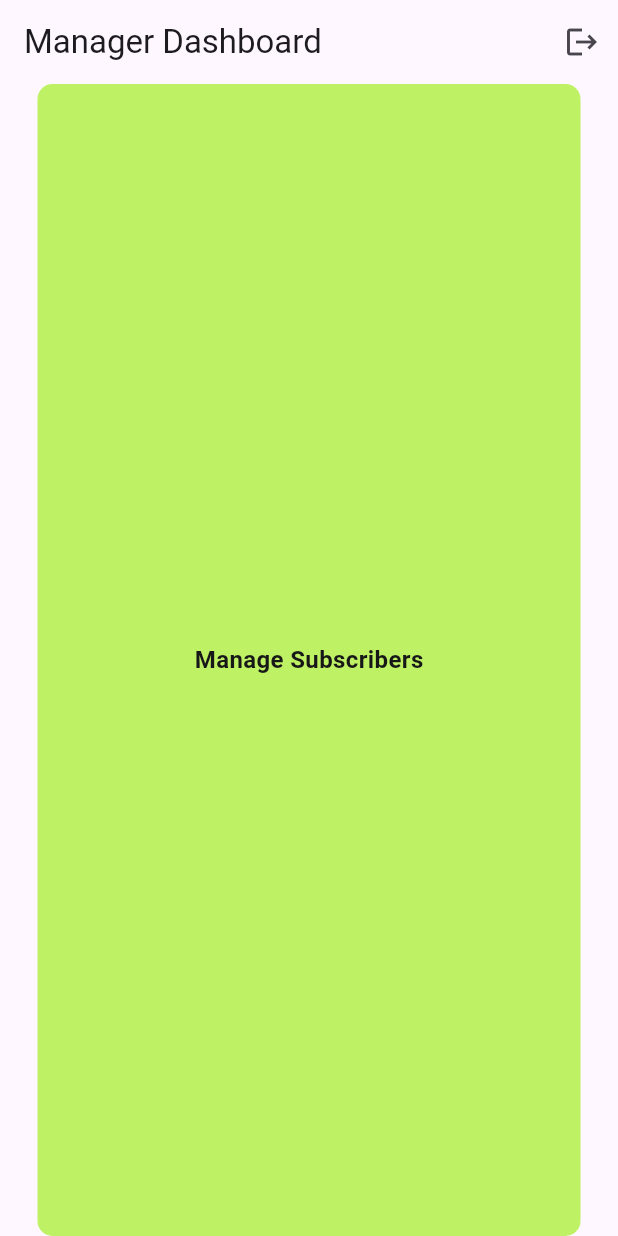
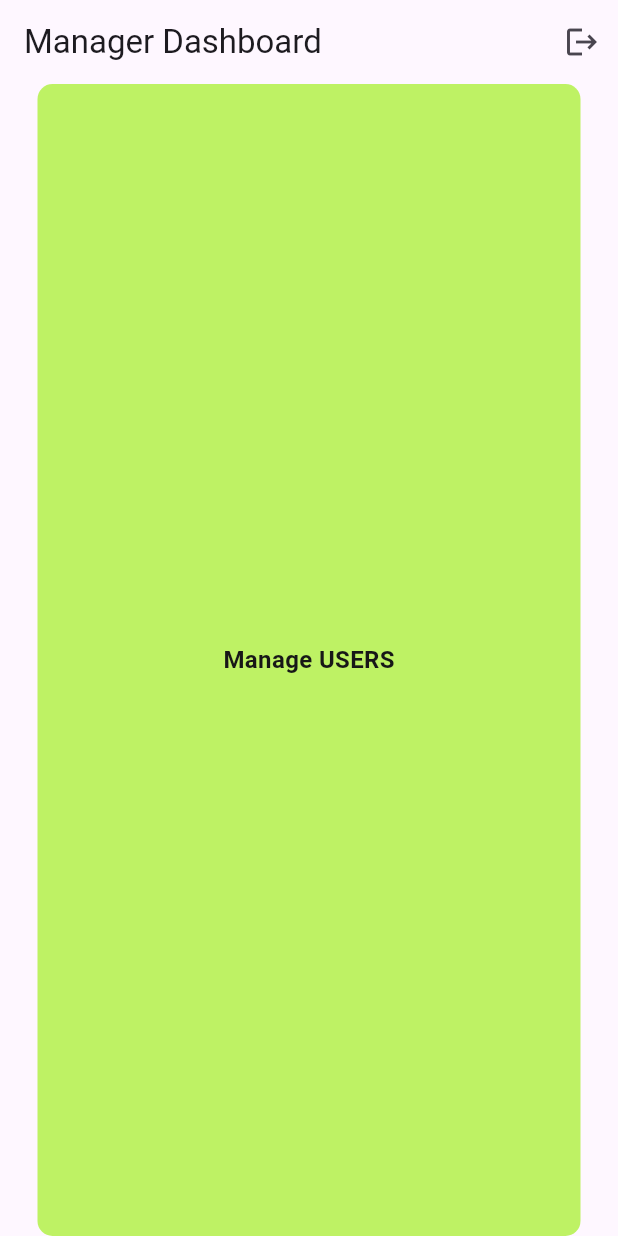
Before and after one commit to 1ghofrane1/my_flutter_project, a Flutter app: the screen it shows once a user with an empty profile is signed in, on a phone screen of 412 x 824 dp. Run offline on Flutter 3.47's test engine with Material 3 defaults, Android fonts, the phone set to English and light mode, and no system bars; our stand-ins replace cloud_firestore, firebase_auth, firebase_core, intl_phone_field, qr_flutter; accounts and stored records are empty.

Commit message:
test changessss

```diff
--- a/lib/pages/manager_pages/m_home_page.dart
+++ b/lib/pages/manager_pages/m_home_page.dart
@@ -26,7 +26,7 @@ class MHomePage extends StatelessWidget {
       ),
       body: Center(
         child: MyButton(
-          text: 'Manage Subscribers',
+          text: 'Manage USERS',
           onTap: () {
             // Navigate to ManageSub when the button is tapped
             Navigator.push(
```
